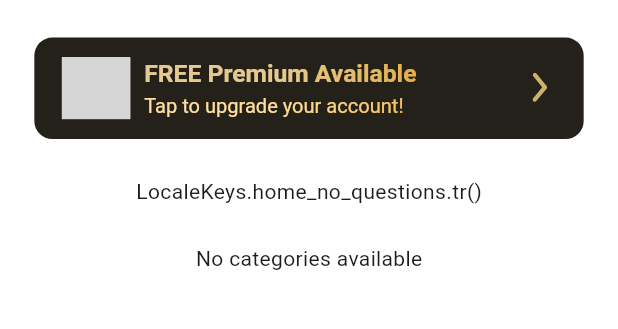
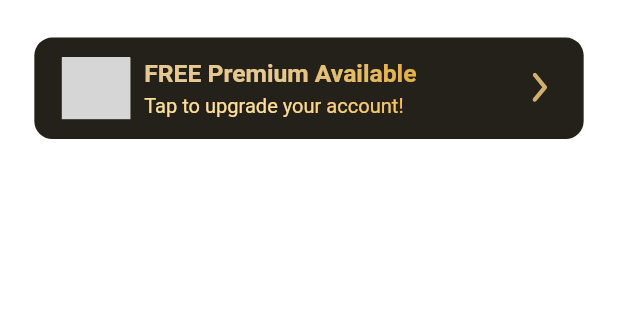
Before and after one commit to efeytas/plantApp, a Flutter app: the _HomeView screen opened directly, on a phone screen of 412 x 824 dp, the part 223-552 px from its top. Run offline on Flutter 3.47's test engine with Material 3 defaults, Android fonts, the phone set to English and light mode, and no system bars; our stand-ins replace auto_route, cached_network_image, dio, easy_localization, flutter_bloc, flutter_svg and 5 more; generated files the repository leaves out were written again; network calls fail; project files that could hold a hidden picture were left out; grey boxes are pictures that could not be loaded.

Commit message:
home page ui error handling

```diff
--- a/lib/features/home/ui/screens/home_view.dart
+++ b/lib/features/home/ui/screens/home_view.dart
@@ -182,7 +182,7 @@ class _HomeViewStateInner extends State<_HomeView> {
           BlocBuilder<HomeBloc, HomeState>(
             builder: (context, state) {
               if (state.questions.isEmpty) {
-                return Text("LocaleKeys.home_no_questions.tr()");
+                return SizedBox.shrink();
               }
               return SizedBox(
                 height: 170.v,
@@ -208,7 +208,7 @@ class _HomeViewStateInner extends State<_HomeView> {
     return BlocBuilder<HomeBloc, HomeState>(
       builder: (context, state) {
         if (state.categories?.data.isEmpty ?? true) {
-          return Text("No categories available");
+          return SizedBox.shrink();
         }
         return Container(
           padding: EdgeInsets.only(left: 20.h, right: 20.h, bottom: 16.v),
```
